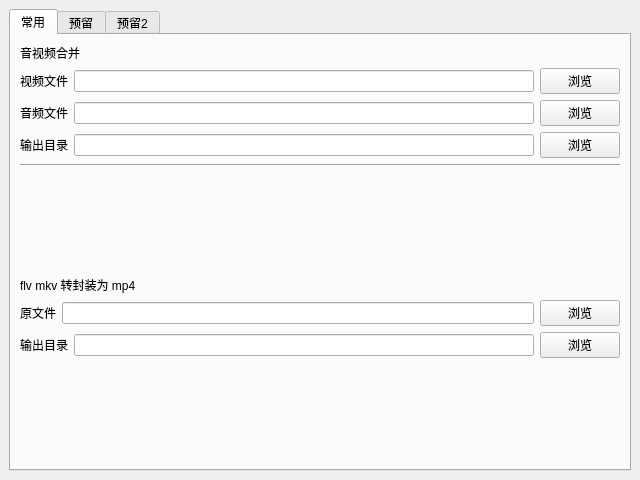
Old version of the form mainwindow.ui in the repository duolanda/7d_toolbox_qt.
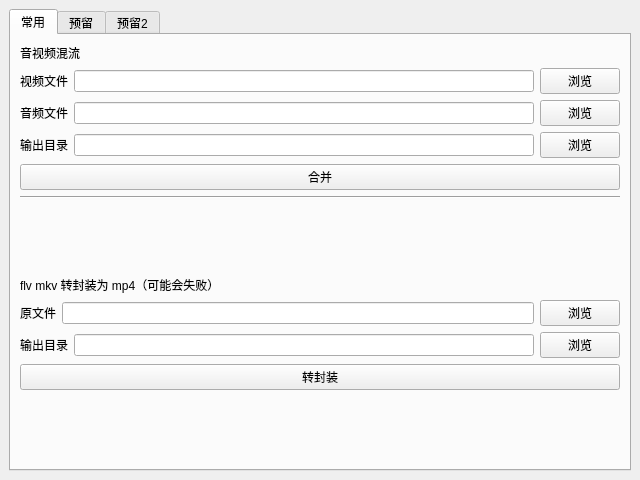
New version of the form.

Diff of the .ui file:
```diff
--- a/mainwindow.ui
+++ b/mainwindow.ui
@@ -40,7 +40,7 @@
         <item>
          <widget class="QLabel" name="label">
           <property name="text">
-           <string>音视频合并</string>
+           <string>音视频混流</string>
           </property>
          </widget>
         </item>
@@ -107,6 +107,13 @@
           </item>
          </layout>
         </item>
+        <item>
+         <widget class="QPushButton" name="mix_button">
+          <property name="text">
+           <string>合并</string>
+          </property>
+         </widget>
+        </item>
         <item>
          <widget class="Line" name="line">
           <property name="orientation">
@@ -130,7 +137,7 @@
         <item>
          <widget class="QLabel" name="label_5">
           <property name="text">
-           <string>flv mkv 转封装为 mp4</string>
+           <string>flv mkv 转封装为 mp4（可能会失败）</string>
           </property>
          </widget>
         </item>
@@ -176,6 +183,13 @@
           </item>
          </layout>
         </item>
+        <item>
+         <widget class="QPushButton" name="mux_button">
+          <property name="text">
+           <string>转封装</string>
+          </property>
+         </widget>
+        </item>
         <item>
          <spacer name="verticalSpacer_2">
           <property name="orientation">
```
Left out of the diff: 20 changed lines with no effect on the pictures.
